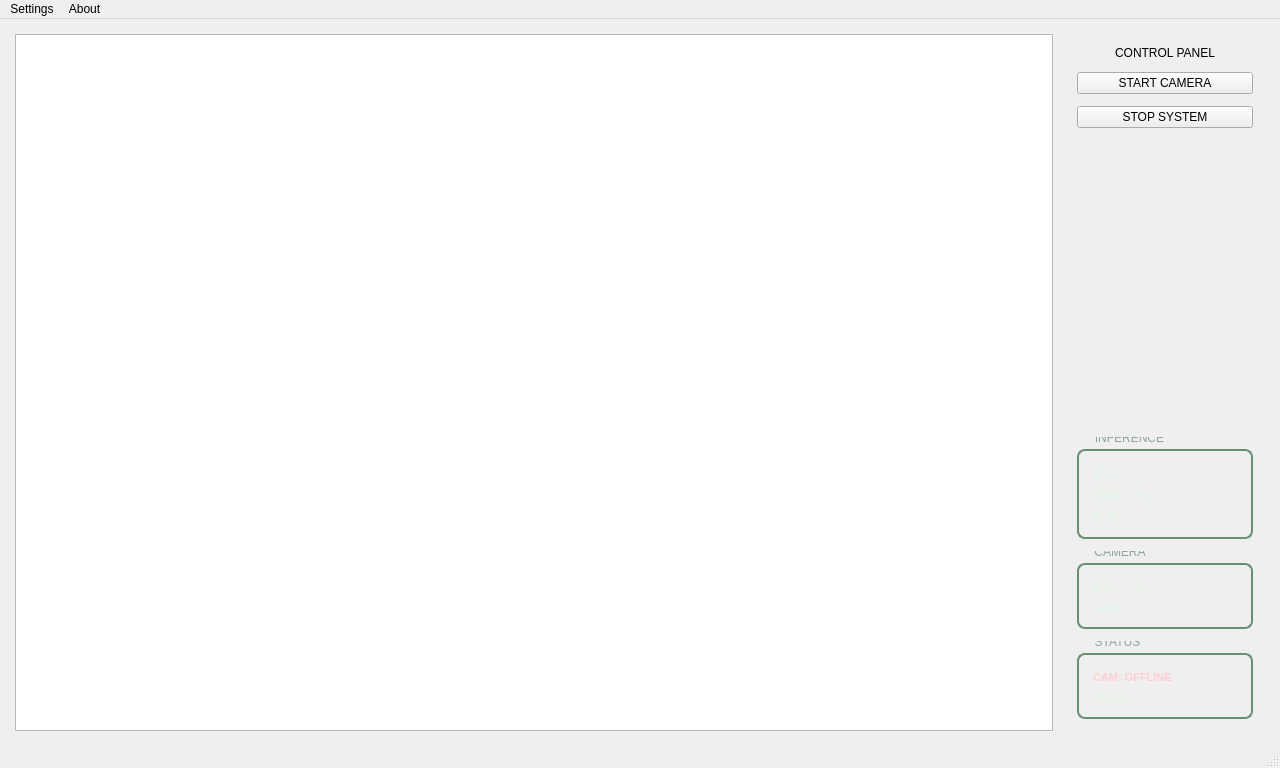
The window that mainwindow.ui (froduo/Qt_TensorRT_YOLOv12) describes before a commit, drawn with Qt 5.
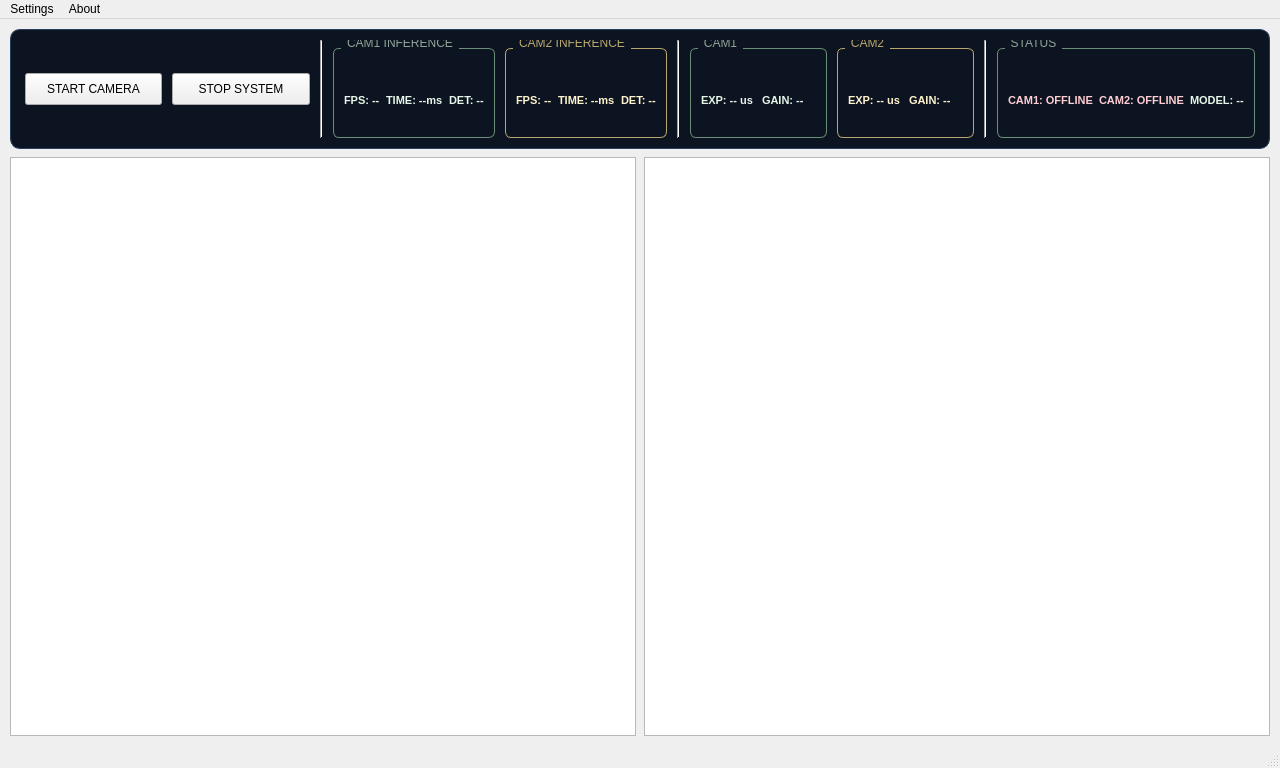
The same window after the commit.

Patch:
```diff
--- a/mainwindow.ui
+++ b/mainwindow.ui
@@ -16,83 +16,70 @@
   <property name="styleSheet">
   </property>
   <widget class="QWidget" name="centralwidget">
-   <layout class="QHBoxLayout" name="horizontalLayout" stretch="8,2">
+   <layout class="QVBoxLayout" name="mainVerticalLayout">
     <property name="spacing">
-     <number>12</number>
+     <number>8</number>
     </property>
     <property name="leftMargin">
-     <number>15</number>
+     <number>10</number>
     </property>
     <property name="topMargin">
-     <number>15</number>
+     <number>10</number>
     </property>
     <property name="rightMargin">
-     <number>15</number>
+     <number>10</number>
     </property>
     <property name="bottomMargin">
-     <number>15</number>
+     <number>10</number>
     </property>
+    <!-- ===== 顶部工具栏行 ===== -->
     <item>
-     <widget class="QGraphicsView" name="imageView">
+     <widget class="QFrame" name="toolBarFrame">
       <property name="sizePolicy">
-       <sizepolicy hsizetype="Expanding" vsizetype="Expanding">
+       <sizepolicy hsizetype="Expanding" vsizetype="Fixed">
         <horstretch>0</horstretch>
         <verstretch>0</verstretch>
        </sizepolicy>
       </property>
       <property name="minimumSize">
        <size>
-        <width>640</width>
-        <height>480</height>
+        <width>0</width>
+        <height>120</height>
        </size>
       </property>
-     </widget>
-    </item>
-    <item>
-     <widget class="QFrame" name="controlPanel">
-      <property name="sizePolicy">
-       <sizepolicy hsizetype="Fixed" vsizetype="Expanding">
-        <horstretch>0</horstretch>
-        <verstretch>0</verstretch>
-       </sizepolicy>
+      <property name="styleSheet">
+       <string notr="true">QFrame#toolBarFrame {
+    background-color: #0d1421;
+    border: 1px solid #2a3f5f;
+    border-radius: 10px;
+    padding: 4px;
+}</string>
       </property>
-      <property name="minimumSize">
-       <size>
-        <width>200</width>
-        <height>0</height>
-       </size>
-      </property>
-      <layout class="QVBoxLayout" name="verticalLayout_2">
+      <layout class="QHBoxLayout" name="toolBarLayout">
        <property name="spacing">
-        <number>12</number>
+        <number>10</number>
        </property>
        <property name="leftMargin">
-        <number>12</number>
+        <number>10</number>
        </property>
        <property name="topMargin">
-        <number>12</number>
+        <number>6</number>
        </property>
        <property name="rightMargin">
-        <number>12</number>
+        <number>10</number>
        </property>
        <property name="bottomMargin">
-        <number>12</number>
+        <number>6</number>
        </property>
-       <item>
-        <widget class="QLabel" name="label_title">
-         <property name="styleSheet">
-          <string/>
-         </property>
-         <property name="text">
-          <string>CONTROL PANEL</string>
-         </property>
-         <property name="alignment">
-          <set>Qt::AlignCenter</set>
-         </property>
-        </widget>
-       </item>
+       <!-- 按钮 -->
        <item>
         <widget class="QPushButton" name="btnOpen">
+         <property name="minimumSize">
+          <size>
+           <width>120</width>
+           <height>32</height>
+          </size>
+         </property>
          <property name="text">
           <string>START CAMERA</string>
          </property>
@@ -100,52 +87,60 @@
        </item>
        <item>
         <widget class="QPushButton" name="btnClose">
+         <property name="minimumSize">
+          <size>
+           <width>120</width>
+           <height>32</height>
+          </size>
+         </property>
          <property name="text">
           <string>STOP SYSTEM</string>
          </property>
         </widget>
        </item>
+       <!-- 分隔线 -->
        <item>
-        <spacer name="verticalSpacer">
-         <property name="orientation">
-          <enum>Qt::Vertical</enum>
+        <widget class="QFrame" name="sep2">
+         <property name="frameShape">
+          <enum>QFrame::VLine</enum>
          </property>
-         <property name="sizeHint" stdset="0">
-          <size>
-           <width>20</width>
-           <height>15</height>
-          </size>
+         <property name="frameShadow">
+          <enum>QFrame::Sunken</enum>
          </property>
-        </spacer>
+         <property name="styleSheet">
+          <string notr="true">color: #2a3f5f;</string>
+         </property>
+        </widget>
        </item>
+       <!-- CAM1 INFERENCE -->
        <item>
         <widget class="QGroupBox" name="groupBox_infer">
          <property name="styleSheet">
-          <string notr="true">QGroupBox { border: 2px solid #6B8E78; border-radius: 8px; margin-top: 12px; } QGroupBox::title { color: #8FA397; font-family: 'Consolas'; font-size: 11px; font-weight: bold; subcontrol-origin: margin; left: 10px; padding: 0 6px; top: -6px; }</string>
+          <string notr="true">QGroupBox { border: 1px solid #6B8E78; border-radius: 6px; margin-top: 8px; padding: 2px; } QGroupBox::title { color: #8FA397; font-family: 'Consolas'; font-size: 10px; font-weight: bold; subcontrol-origin: margin; left: 8px; padding: 0 4px; top: -4px; }</string>
          </property>
          <property name="title">
-          <string>INFERENCE</string>
+          <string>CAM1 INFERENCE</string>
          </property>
-         <layout class="QVBoxLayout" name="verticalLayout_4">
+         <layout class="QHBoxLayout" name="inferLayout">
           <property name="spacing">
-           <number>8</number>
+           <number>6</number>
           </property>
           <property name="leftMargin">
-           <number>14</number>
+           <number>8</number>
           </property>
           <property name="topMargin">
-           <number>16</number>
+           <number>10</number>
           </property>
           <property name="rightMargin">
-           <number>14</number>
+           <number>8</number>
           </property>
           <property name="bottomMargin">
-           <number>12</number>
+           <number>4</number>
           </property>
           <item>
            <widget class="QLabel" name="label_fps">
             <property name="styleSheet">
-             <string notr="true">color: #E8F5E9; font-family: 'Consolas'; font-size: 12px; font-weight: 600;</string>
+             <string notr="true">color: #E8F5E9; font-family: 'Consolas'; font-size: 11px; font-weight: 600;</string>
             </property>
             <property name="text">
              <string>FPS: --</string>
@@ -155,7 +150,7 @@
           <item>
            <widget class="QLabel" name="label_inferTime">
             <property name="styleSheet">
-             <string notr="true">color: #E8F5E9; font-family: 'Consolas'; font-size: 12px; font-weight: 600;</string>
+             <string notr="true">color: #E8F5E9; font-family: 'Consolas'; font-size: 11px; font-weight: 600;</string>
             </property>
             <property name="text">
              <string>TIME: --ms</string>
@@ -165,7 +160,7 @@
           <item>
            <widget class="QLabel" name="label_detCount">
             <property name="styleSheet">
-             <string notr="true">color: #E8F5E9; font-family: 'Consolas'; font-size: 12px; font-weight: 600;</string>
+             <string notr="true">color: #E8F5E9; font-family: 'Consolas'; font-size: 11px; font-weight: 600;</string>
             </property>
             <property name="text">
              <string>DET: --</string>
@@ -175,29 +170,102 @@
          </layout>
         </widget>
        </item>
+       <!-- CAM2 INFERENCE -->
+       <item>
+        <widget class="QGroupBox" name="groupBox_infer2">
+         <property name="styleSheet">
+          <string notr="true">QGroupBox { border: 1px solid #B8A86E; border-radius: 6px; margin-top: 8px; padding: 2px; } QGroupBox::title { color: #B8A86E; font-family: 'Consolas'; font-size: 10px; font-weight: bold; subcontrol-origin: margin; left: 8px; padding: 0 4px; top: -4px; }</string>
+         </property>
+         <property name="title">
+          <string>CAM2 INFERENCE</string>
+         </property>
+         <layout class="QHBoxLayout" name="inferLayout2">
+          <property name="spacing">
+           <number>6</number>
+          </property>
+          <property name="leftMargin">
+           <number>8</number>
+          </property>
+          <property name="topMargin">
+           <number>10</number>
+          </property>
+          <property name="rightMargin">
+           <number>8</number>
+          </property>
+          <property name="bottomMargin">
+           <number>4</number>
+          </property>
+          <item>
+           <widget class="QLabel" name="label_fps2">
+            <property name="styleSheet">
+             <string notr="true">color: #FFF3CD; font-family: 'Consolas'; font-size: 11px; font-weight: 600;</string>
+            </property>
+            <property name="text">
+             <string>FPS: --</string>
+            </property>
+           </widget>
+          </item>
+          <item>
+           <widget class="QLabel" name="label_inferTime2">
+            <property name="styleSheet">
+             <string notr="true">color: #FFF3CD; font-family: 'Consolas'; font-size: 11px; font-weight: 600;</string>
+            </property>
+            <property name="text">
+             <string>TIME: --ms</string>
+            </property>
+           </widget>
+          </item>
+          <item>
+           <widget class="QLabel" name="label_detCount2">
+            <property name="styleSheet">
+             <string notr="true">color: #FFF3CD; font-family: 'Consolas'; font-size: 11px; font-weight: 600;</string>
+            </property>
+            <property name="text">
+             <string>DET: --</string>
+            </property>
+           </widget>
+          </item>
+         </layout>
+        </widget>
+       </item>
+       <!-- 分隔线 -->
+       <item>
+        <widget class="QFrame" name="sep3">
+         <property name="frameShape">
+          <enum>QFrame::VLine</enum>
+         </property>
+         <property name="frameShadow">
+          <enum>QFrame::Sunken</enum>
+         </property>
+         <property name="styleSheet">
+          <string notr="true">color: #2a3f5f;</string>
+         </property>
+        </widget>
+       </item>
+       <!-- CAM1 参数 -->
        <item>
         <widget class="QGroupBox" name="groupBox_camera">
          <property name="styleSheet">
-          <string notr="true">QGroupBox { border: 2px solid #6B8E78; border-radius: 8px; margin-top: 12px; } QGroupBox::title { color: #8FA397; font-family: 'Consolas'; font-size: 11px; font-weight: bold; subcontrol-origin: margin; left: 10px; padding: 0 6px; top: -6px; }</string>
+          <string notr="true">QGroupBox { border: 1px solid #6B8E78; border-radius: 6px; margin-top: 8px; padding: 2px; } QGroupBox::title { color: #8FA397; font-family: 'Consolas'; font-size: 10px; font-weight: bold; subcontrol-origin: margin; left: 8px; padding: 0 4px; top: -4px; }</string>
          </property>
          <property name="title">
-          <string>CAMERA</string>
+          <string>CAM1</string>
          </property>
-         <layout class="QVBoxLayout" name="verticalLayout_5">
+         <layout class="QHBoxLayout" name="camLayout">
           <property name="spacing">
-           <number>8</number>
+           <number>6</number>
           </property>
           <property name="leftMargin">
-           <number>14</number>
+           <number>8</number>
           </property>
           <property name="topMargin">
-           <number>16</number>
+           <number>10</number>
           </property>
           <property name="rightMargin">
-           <number>14</number>
+           <number>8</number>
           </property>
           <property name="bottomMargin">
-           <number>12</number>
+           <number>4</number>
           </property>
           <item>
            <widget class="QLabel" name="label_exp">
@@ -222,29 +290,92 @@
          </layout>
         </widget>
        </item>
+       <!-- CAM2 参数 -->
+       <item>
+        <widget class="QGroupBox" name="groupBox_camera2">
+         <property name="styleSheet">
+          <string notr="true">QGroupBox { border: 1px solid #B8A86E; border-radius: 6px; margin-top: 8px; padding: 2px; } QGroupBox::title { color: #B8A86E; font-family: 'Consolas'; font-size: 10px; font-weight: bold; subcontrol-origin: margin; left: 8px; padding: 0 4px; top: -4px; }</string>
+         </property>
+         <property name="title">
+          <string>CAM2</string>
+         </property>
+         <layout class="QHBoxLayout" name="camLayout2">
+          <property name="spacing">
+           <number>6</number>
+          </property>
+          <property name="leftMargin">
+           <number>8</number>
+          </property>
+          <property name="topMargin">
+           <number>10</number>
+          </property>
+          <property name="rightMargin">
+           <number>8</number>
+          </property>
+          <property name="bottomMargin">
+           <number>4</number>
+          </property>
+          <item>
+           <widget class="QLabel" name="label_exp2">
+            <property name="styleSheet">
+             <string notr="true">color: #FFF3CD; font-family: 'Consolas'; font-size: 11px; font-weight: 500;</string>
+            </property>
+            <property name="text">
+             <string>EXP: -- us</string>
+            </property>
+           </widget>
+          </item>
+          <item>
+           <widget class="QLabel" name="label_gain2">
+            <property name="styleSheet">
+             <string notr="true">color: #FFF3CD; font-family: 'Consolas'; font-size: 11px; font-weight: 500;</string>
+            </property>
+            <property name="text">
+             <string>GAIN: --</string>
+            </property>
+           </widget>
+          </item>
+         </layout>
+        </widget>
+       </item>
+       <!-- 分隔线 -->
+       <item>
+        <widget class="QFrame" name="sep4">
+         <property name="frameShape">
+          <enum>QFrame::VLine</enum>
+         </property>
+         <property name="frameShadow">
+          <enum>QFrame::Sunken</enum>
+         </property>
+         <property name="styleSheet">
+          <string notr="true">color: #2a3f5f;</string>
+         </property>
+        </widget>
+       </item>
+       <!-- STATUS -->
        <item>
         <widget class="QGroupBox" name="groupBox_status">
          <property name="styleSheet">
-          <string notr="true">QGroupBox { border: 2px solid #6B8E78; border-radius: 8px; margin-top: 12px; } QGroupBox::title { color: #8FA397; font-family: 'Consolas'; font-size: 11px; font-weight: bold; subcontrol-origin: margin; left: 10px; padding: 0 6px; top: -6px; }</string>
+          <string notr="true">QGroupBox { border: 1px solid #6B8E78; border-radius: 6px; margin-top: 8px; padding: 2px; } QGroupBox::title { color: #8FA397; font-family: 'Consolas'; font-size: 10px; font-weight: bold; subcontrol-origin: margin; left: 8px; padding: 0 4px; top: -4px; }</string>
          </property>
          <property name="title">
           <string>STATUS</string>
          </property>
-         <layout class="QVBoxLayout" name="verticalLayout_6">
+         <layout class="QHBoxLayout" name="statusLayout">
           <property name="spacing">
-           <number>8</number>
+           <number>6</number>
           </property>
           <property name="leftMargin">
-           <number>14</number>
+           <number>8</number>
           </property>
           <property name="topMargin">
-           <number>16</number>
+           <number>10</number>
           </property>
           <property name="rightMargin">
-           <number>14</number>
+           <number>8</number>
           </property>
           <property name="bottomMargin">
-           <number>12</number>
+           <number>4</number>
           </property>
           <item>
            <widget class="QLabel" name="label_camStatus">
@@ -252,7 +383,17 @@
              <string notr="true">color: #FFCDD2; font-family: 'Consolas'; font-size: 11px; font-weight: 600;</string>
             </property>
             <property name="text">
-             <string>CAM: OFFLINE</string>
+             <string>CAM1: OFFLINE</string>
+            </property>
+           </widget>
+          </item>
+          <item>
+           <widget class="QLabel" name="label_camStatus2">
+            <property name="styleSheet">
+             <string notr="true">color: #FFCDD2; font-family: 'Consolas'; font-size: 11px; font-weight: 600;</string>
+            </property>
+            <property name="text">
+             <string>CAM2: OFFLINE</string>
             </property>
            </widget>
           </item>
@@ -272,6 +413,46 @@
       </layout>
      </widget>
     </item>
+    <!-- ===== 图像区域 ===== -->
+    <item>
+     <layout class="QHBoxLayout" name="imageLayout" stretch="1,1">
+      <property name="spacing">
+       <number>8</number>
+      </property>
+      <item>
+       <widget class="QGraphicsView" name="imageView">
+        <property name="sizePolicy">
+         <sizepolicy hsizetype="Expanding" vsizetype="Expanding">
+          <horstretch>0</horstretch>
+          <verstretch>0</verstretch>
+         </sizepolicy>
+        </property>
+        <property name="minimumSize">
+         <size>
+          <width>320</width>
+          <height>240</height>
+         </size>
+        </property>
+       </widget>
+      </item>
+      <item>
+       <widget class="QGraphicsView" name="imageView2">
+        <property name="sizePolicy">
+         <sizepolicy hsizetype="Expanding" vsizetype="Expanding">
+          <horstretch>0</horstretch>
+          <verstretch>0</verstretch>
+         </sizepolicy>
+        </property>
+        <property name="minimumSize">
+         <size>
+          <width>320</width>
+          <height>240</height>
+         </size>
+        </property>
+       </widget>
+      </item>
+     </layout>
+    </item>
    </layout>
   </widget>
   <widget class="QMenuBar" name="menubar">
```
